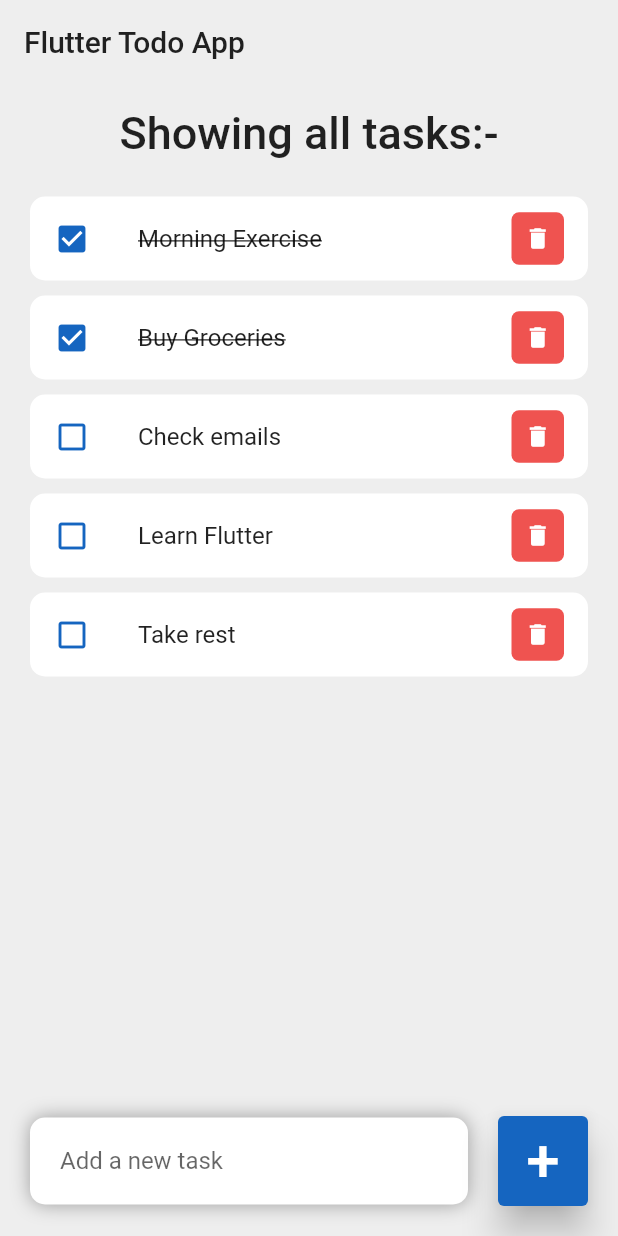
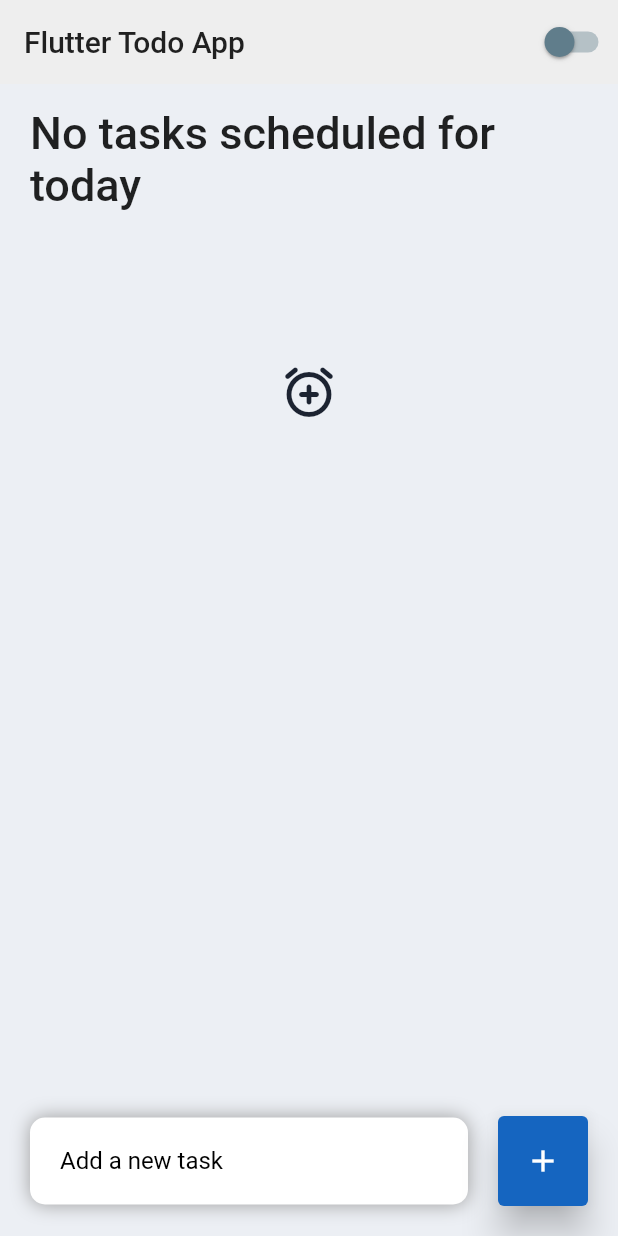
Before and after one commit to DarkMortal/FLUTTER-TODO, a Flutter app: the screen it shows after launch, on a phone screen of 412 x 824 dp. Run offline on Flutter 3.47's test engine with Material 2 defaults, Android fonts, the phone set to English and light mode, and no system bars; our stand-ins replace shared_preferences.

Commit message:
Added additional features

```diff
--- a/lib/main.dart
+++ b/lib/main.dart
@@ -18,6 +18,11 @@ class MyApp extends StatelessWidget {
       debugShowCheckedModeBanner: false,
       title: 'Flutter Todo App',
       theme: ThemeData(
+        brightness: Brightness.light,
+        primarySwatch: Colors.blue,
+      ),
+      darkTheme: ThemeData(
+        brightness: Brightness.dark,
         primarySwatch: Colors.blue,
       ),
       home: Home(),
--- /dev/null
+++ b/lib/models/sharedPrefHelper.dart
@@ -0,0 +1,50 @@
+import 'package:shared_preferences/shared_preferences.dart';
+import 'package:todolistapp/models/todo.dart';
+
+// Factory constructors:
+// https://stackoverflow.com/questions/53886304/understanding-factory-constructor-code-example-dart
+// https://stackoverflow.com/questions/52299304/dart-advantage-of-a-factory-constructor-identifier
+
+class SharedPreferencesHelper {
+  static final SharedPreferencesHelper _instance =
+      SharedPreferencesHelper._ctor();
+
+  factory SharedPreferencesHelper() {
+    return _instance;
+  }
+
+  SharedPreferencesHelper._ctor();
+
+  static Future<void> init() async {
+    _prefs = await SharedPreferences.getInstance();
+  }
+
+  static late SharedPreferences _prefs;
+
+  static void saveTasks(List<ToDo> tasks) async {
+    await init();
+    List<String> str = [];
+    for (ToDo task in tasks) str.add(serialize(task));
+    _prefs.setStringList('tasks', str);
+  }
+
+  static Future<List<ToDo>> getTasks() async {
+    await  init();
+    List<ToDo> tasks = [];
+    List<String>? str = _prefs.getStringList('tasks');
+    if (str == null) return tasks;
+    for (String s in str) tasks.add(deSerialize(s));
+    return tasks;
+  }
+
+  static Future<bool> getTheme() async {
+    await init();
+    bool? b = _prefs.getBool("theme");
+    return (b == null) ? false : b;
+  }
+
+  static void storeTheme(bool x) async {
+    await init();
+    _prefs.setBool("theme", x);
+  }
+}
--- a/lib/screens/home.dart
+++ b/lib/screens/home.dart
@@ -1,7 +1,7 @@
 import 'package:flutter/material.dart';
-
-import '../widgets/todo_item.dart';
-import '../models/todo.dart';
+import 'package:todolistapp/widgets/todo_item.dart';
+import 'package:todolistapp/models/todo.dart';
+import 'package:todolistapp/models/sharedPrefHelper.dart';
 
 class Home extends StatefulWidget {
   @override
@@ -10,8 +10,29 @@ class Home extends StatefulWidget {
 
 class _HomeState extends State<Home> {
   // const Home({super.key});
-  final todosList = ToDo.todolist();
+  List<ToDo> todosList = [];
+  bool isDark = false;
   final _todoController = TextEditingController();
+
+  void taskInit() async {
+    todosList = await SharedPreferencesHelper.getTasks();
+    isDark = await SharedPreferencesHelper.getTheme();
+
+    setState(() {
+      // pass
+    });
+  }
+
+  @override
+  void initState() {
+    super.initState();
+    taskInit();
+  }
+
+  @override
+  void dispose() {
+    super.dispose();
+  }
 
   @override
   Widget build(BuildContext context) {
@@ -20,21 +41,37 @@ class _HomeState extends State<Home> {
       body: Stack(
         children: [
           Container(
-            color: Colors.grey.shade200,
-            padding: EdgeInsets.symmetric(horizontal: 20, vertical: 15),
+            color: (this.isDark)
+                ? Color.fromRGBO(28, 35, 49, 1)
+                : Color.fromRGBO(236, 239, 244, 1),
+            padding: const EdgeInsets.symmetric(horizontal: 20, vertical: 15),
             child: Column(
               children: [
-                const Text(
-                  "Showing all tasks:-",
+                Text(
+                  (todosList.isEmpty)
+                      ? "No tasks scheduled for today"
+                      : "Showing all tasks:-",
                   style: TextStyle(
                     fontSize: 30,
                     fontWeight: FontWeight.w500,
-                      color: Colors.black87),
+                    color: (this.isDark) ? Colors.white : Colors.black87,
                   ),
-                Expanded(
+                ),
+                (todosList.isEmpty)
+                    ? Padding(
+                        padding: const EdgeInsets.only(top: 100.0),
+                        child: Center(
+                            child: Icon(
+                          Icons.alarm_add_rounded,
+                          size: 40.0,
+                          color: (this.isDark)
+                              ? Colors.white
+                              : Color.fromRGBO(28, 35, 49, 1),
+                        )))
+                    : Expanded(
                         child: ListView(
                           children: [
-                      SizedBox(
+                            const SizedBox(
                               height: 20,
                             ),
                             for (ToDo todoitem in todosList)
@@ -55,18 +92,21 @@ class _HomeState extends State<Home> {
               children: [
                 Expanded(
                   child: Container(
-                    margin: EdgeInsets.only(
+                    margin: const EdgeInsets.only(
                       bottom: 20,
                       right: 20,
                       left: 20,
                     ),
-                    padding: EdgeInsets.symmetric(horizontal: 20, vertical: 5),
+                    padding:
+                        const EdgeInsets.symmetric(horizontal: 20, vertical: 5),
                     decoration: BoxDecoration(
-                      color: Colors.white,
-                      boxShadow: const [
+                      color: Colors.white, // theme add
+                      boxShadow: [
                         BoxShadow(
-                            color: Colors.grey,
-                            offset: Offset(0.0, 0.0),
+                            color: (this.isDark)
+                                ? Colors.black
+                                : Colors.grey, // theme add
+                            offset: const Offset(0.0, 0.0),
                             blurRadius: 10.0,
                             spreadRadius: 0.0)
                       ],
@@ -74,28 +114,27 @@ class _HomeState extends State<Home> {
                     ),
                     child: TextField(
                       controller: _todoController,
-                      decoration: InputDecoration(
+                      style: TextStyle(color: Colors.black),
+                      decoration: const InputDecoration(
                         hintText: "Add a new task",
+                        hintStyle: TextStyle(color: Colors.black), // theme add
                         border: InputBorder.none,
                       ),
                     ),
                   ),
                 ),
                 Container(
-                  margin: EdgeInsets.only(bottom: 20, right: 20),
+                  margin: const EdgeInsets.only(bottom: 20, right: 20),
                   child: ElevatedButton(
-                    child: Text(
-                      "+",
-                      style: TextStyle(fontSize: 40),
-                    ),
                     onPressed: () {
-                      _addTodoItem(_todoController.text);
+                      _addTodoItem(_todoController.text, context);
                     },
                     style: ElevatedButton.styleFrom(
                       backgroundColor: Colors.blue.shade800,
-                      minimumSize: Size(60, 60),
+                      minimumSize: const Size(60, 60),
                       elevation: 10,
                     ),
+                    child: const Icon(Icons.add),
                   ),
                 )
               ],
@@ -106,36 +145,82 @@ class _HomeState extends State<Home> {
     );
   }
 
-  void _addTodoItem(String todo) {
+  void _addTodoItem(String todo, BuildContext context) {
+    if (todo == "") {
+      showDialog(
+          context: context,
+          builder: (context) => Container(
+                child: AlertDialog(
+                    backgroundColor: (this.isDark)
+                        ? Color.fromRGBO(28, 35, 49, 1)
+                        : Color.fromRGBO(236, 239, 244, 1),
+                    title: Text(
+                      "Please Enter some text",
+                      style: TextStyle(
+                          color: (this.isDark) ? Colors.white : Colors.black),
+                    ),
+                    actions: [
+                      TextButton(
+                          onPressed: () {
+                            Navigator.of(context).pop();
+                          },
+                          child: const Text("OK"))
+                    ]),
+              ));
+    } else {
       setState(() {
         todosList.add(ToDo(
           id: DateTime.now().millisecondsSinceEpoch.toString(),
           todoText: todo,
         ));
       });
+      SharedPreferencesHelper.saveTasks(todosList);
       _todoController.clear();
+    }
   }
 
   void _handleTodoChange(ToDo todo) {
     setState(() {
       todo.isDone = !todo.isDone;
     });
+    SharedPreferencesHelper.saveTasks(todosList);
   }
 
   void _handleTodoDelete(String id) {
     setState(() {
       todosList.removeWhere((element) => element.id == id);
+      SharedPreferencesHelper.saveTasks(todosList);
     });
   }
 
   AppBar _buildAppbar() {
     return AppBar(
-      backgroundColor: Colors.grey.shade200,
+      backgroundColor:
+          (this.isDark) ? Color.fromRGBO(23, 31, 46, 1) : Colors.grey.shade200,
       elevation: 0,
       title: Text(
         "Flutter Todo App",
-        style: TextStyle(color: Colors.black87),
+        style: TextStyle(color: (this.isDark) ? Colors.white : Colors.black87),
       ),
+      actions: [
+        Theme(
+            data: Theme.of(context).copyWith(
+              iconTheme: Theme.of(context).iconTheme,
+              textTheme: Theme.of(context).textTheme,
+            ),
+            child: Switch.adaptive(
+                value: isDark,
+                activeColor: Colors.blue.withOpacity(0.4),
+                activeTrackColor: Colors.blueAccent,
+                inactiveThumbColor: Colors.blueGrey,
+                inactiveTrackColor: Colors.blueGrey.withOpacity(0.4),
+                onChanged: (bool x) {
+                  setState(() {
+                    this.isDark = x;
+                  });
+                  SharedPreferencesHelper.storeTheme(x);
+                }))
+      ],
     );
   }
 }
--- a/lib/widgets/todo_item.dart
+++ b/lib/widgets/todo_item.dart
@@ -1,7 +1,5 @@
-import 'dart:math';
-import '../models/todo.dart';
-
 import 'package:flutter/material.dart';
+import 'package:todolistapp/models/todo.dart';
 
 class TodoItem extends StatelessWidget {
   // const TodoItem({super.key});
@@ -50,7 +48,7 @@ class TodoItem extends StatelessWidget {
               color: Colors.red.shade400,
               borderRadius: BorderRadius.circular(5)),
           child: IconButton(
-            icon: Icon(Icons.delete),
+            icon: const Icon(Icons.delete),
             iconSize: 18,
             color: Colors.white,
             onPressed: () {
--- a/pubspec.yaml
+++ b/pubspec.yaml
@@ -30,7 +30,9 @@ environment:
 dependencies:
   flutter:
     sdk: flutter
-
+  google_fonts: ^3.0.1
+  shared_preferences: ^2.0.18
+  #fluttertoast: ^8.0.9
 
   # The following adds the Cupertino Icons font to your application.
   # Use with the CupertinoIcons class for iOS style icons.
```
Also changed, not shown: lib/models/todo.dart (+14 -2 lines), pubspec.lock, 92 other files. Lines whose indentation alone changed are shown as unchanged.
